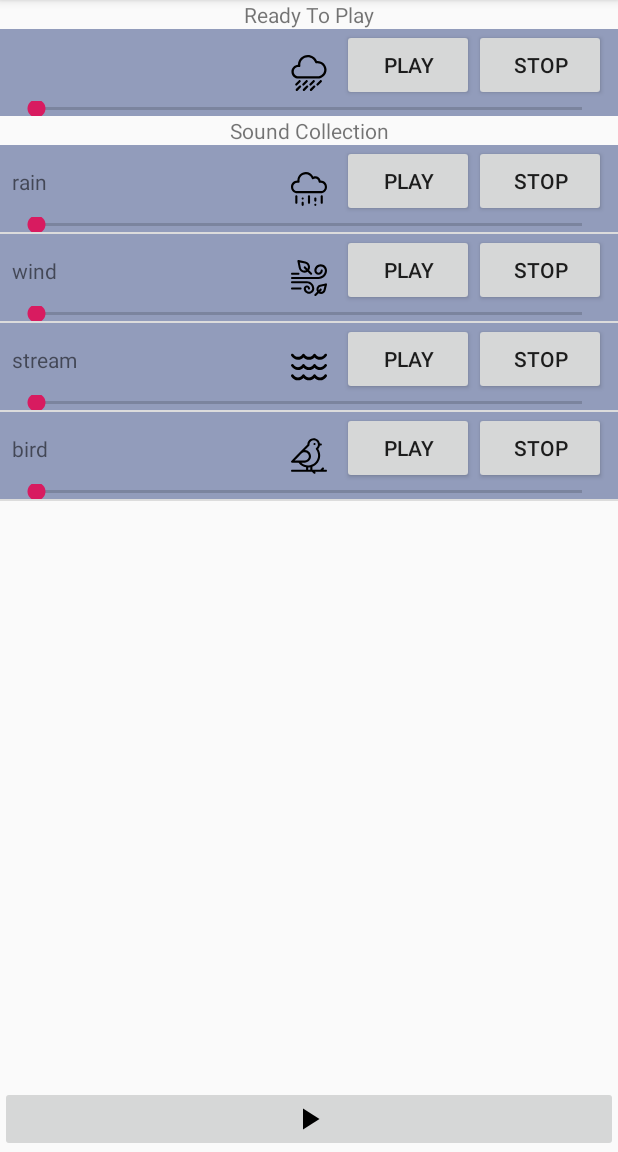
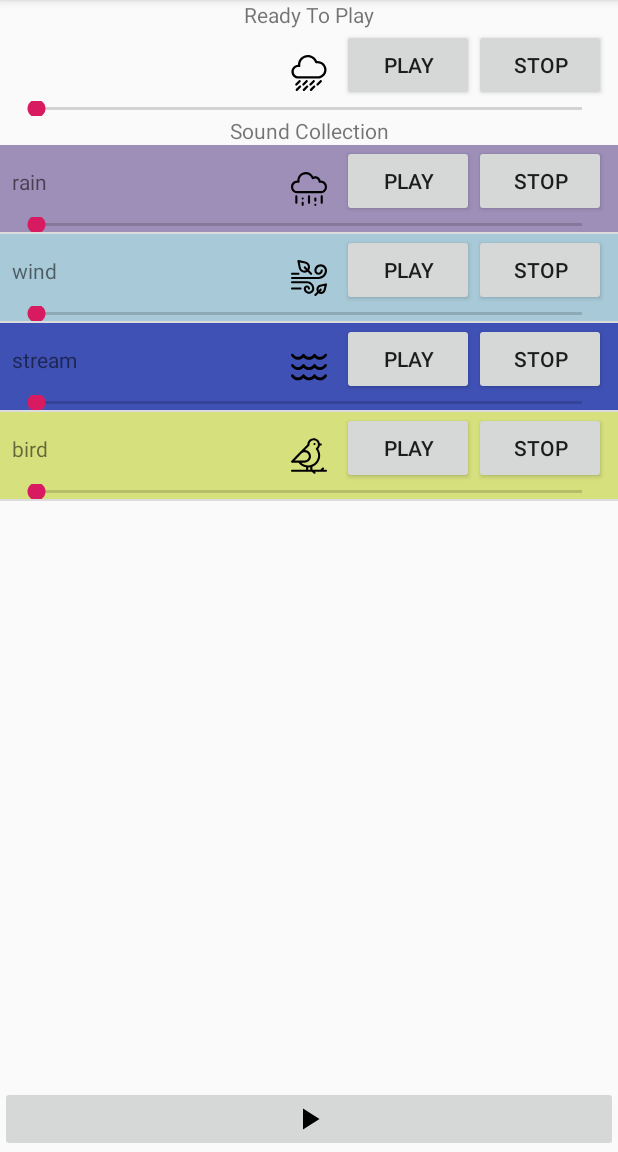
Before and after one commit to voddan/DreamyClouds, an Android app: the screen it shows after launch (MainScreenActivity), on a phone screen of 412 x 824 dp, the part 84-1236 px from its top. Run offline under Robolectric (Android 15) with nearby library versions, the phone set to English and light mode, and no system bars; libraries missing offline, so code that uses them is left out: com.google.android.exoplayer2; 8 statements that could not run were skipped.

Commit message:
Added different background colors to PlayerControlsView

```diff
--- a/app/src/main/java/org/vodopyan/rainbowl/di/modules.kt
+++ b/app/src/main/java/org/vodopyan/rainbowl/di/modules.kt
@@ -11,10 +11,10 @@ val appModule = module {
         AppDataModel(
             context = get(),
             sounds = listOf(
-                Sound("rain", R.raw.rain, R.drawable.rain),
-                Sound("wind", R.raw.wind, R.drawable.wind_leaves),
-                Sound("stream", R.raw.stream, R.drawable.stream),
-                Sound("bird", R.raw.bird, R.drawable.bird)
+                Sound("rain", R.raw.rain, R.drawable.rain, R.color.rain_background),
+                Sound("wind", R.raw.wind, R.drawable.wind_leaves, R.color.wind_background),
+                Sound("stream", R.raw.stream, R.drawable.stream, R.color.stream_background),
+                Sound("bird", R.raw.bird, R.drawable.bird, R.color.bird_background)
             )
         )
     }
--- a/app/src/main/java/org/vodopyan/rainbowl/model/Sound.kt
+++ b/app/src/main/java/org/vodopyan/rainbowl/model/Sound.kt
@@ -6,5 +6,6 @@ package org.vodopyan.rainbowl.model
 data class Sound(
     val name: String,
     val audioResource: Int,
-    val drawableResource: Int
+    val drawableResource: Int,
+    val backgroundColor: Int
 )
--- a/app/src/main/java/org/vodopyan/rainbowl/ui/PlayerControlsView.kt
+++ b/app/src/main/java/org/vodopyan/rainbowl/ui/PlayerControlsView.kt
@@ -29,8 +29,12 @@ class PlayerControlsView<Parent>(parent: Parent, attrs: AttributeSet? = null)
 
         state.observe(parent) { playerState ->
             view.name.text = playerState.sound.name
+
             val pictogram = resources.getDrawable(playerState.sound.drawableResource, null)
             view.backgroundPictogram.setImageDrawable(pictogram)
+
+            val backgroundColor = resources.getColor(playerState.sound.backgroundColor, null)
+            view.setBackgroundColor(backgroundColor)
 
             playerState.volume.observe(parent) { volume ->
                 view.volumeSeekBar.setNormalProgress(volume)
--- a/app/src/main/res/layout/player_controls_view.xml
+++ b/app/src/main/res/layout/player_controls_view.xml
@@ -4,8 +4,7 @@
     xmlns:app="http://schemas.android.com/apk/res-auto"
     xmlns:tools="http://schemas.android.com/tools"
     android:layout_width="match_parent"
-    android:layout_height="wrap_content"
-    android:background="#929CBB">
+    android:layout_height="wrap_content">
 
     <ImageView
         android:layout_width="wrap_content"
--- /dev/null
+++ b/app/src/main/res/values/sound_background_colors.xml
@@ -0,0 +1,7 @@
+<?xml version="1.0" encoding="utf-8"?>
+<resources>
+    <color name="rain_background">#9D8FB8</color>
+    <color name="bird_background">#CDCEDA5F</color>
+    <color name="stream_background">#3F51B5</color>
+    <color name="wind_background">#C993BCCE</color>
+</resources>
```
